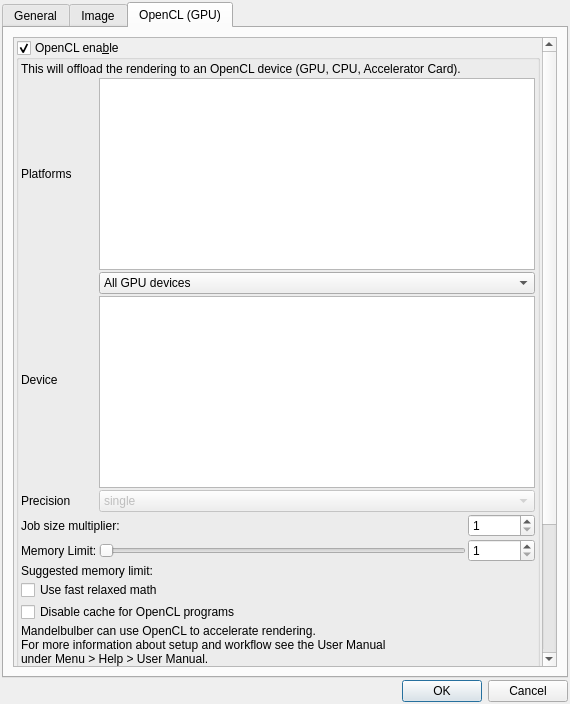
Above: mandelbulber2/qt/preferences_dialog.ui from buddhi1980/mandelbulber2 before the change. Below: the same form after it.
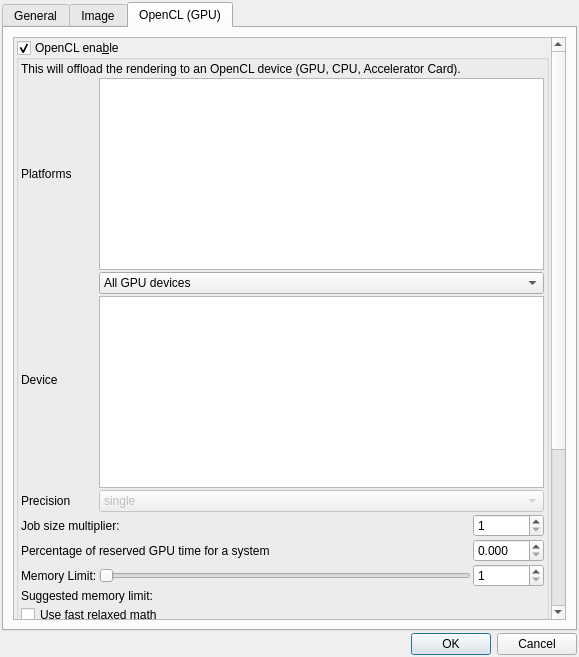
That is the form after the change. The open tabs and pages were chosen to show the change. Icons and pictures are not drawn. Custom widgets are drawn as their Qt base class.

Commit message: Added reservation of GPU time for the system

Patch:
```diff
--- a/mandelbulber2/qt/preferences_dialog.ui
+++ b/mandelbulber2/qt/preferences_dialog.ui
@@ -6,8 +6,8 @@
    <rect>
     <x>0</x>
     <y>0</y>
-    <width>570</width>
-    <height>704</height>
+    <width>579</width>
+    <height>657</height>
    </rect>
   </property>
   <property name="windowTitle">
@@ -1015,9 +1015,9 @@
           <property name="geometry">
            <rect>
             <x>0</x>
-            <y>-256</y>
-            <width>565</width>
-            <height>864</height>
+            <y>-228</y>
+            <width>437</width>
+            <height>856</height>
            </rect>
           </property>
           <layout class="QVBoxLayout" name="verticalLayout_OpenCL">
@@ -1065,6 +1065,9 @@
                 <property name="text">
                  <string>This will offload the rendering to an OpenCL device (GPU, CPU, Accelerator Card).</string>
                 </property>
+                <property name="wordWrap">
+                 <bool>true</bool>
+                </property>
                </widget>
               </item>
               <item>
@@ -1092,14 +1095,14 @@
                   </item>
                  </widget>
                 </item>
-                <item row="4" column="0">
+                <item row="5" column="0">
                  <widget class="QLabel" name="label_opencl_memory_limit">
                   <property name="text">
                    <string>Memory Limit:</string>
                   </property>
                  </widget>
                 </item>
-                <item row="4" column="1">
+                <item row="5" column="1">
                  <widget class="QSlider" name="sliderInt_opencl_memory_limit">
                   <property name="minimum">
                    <number>1</number>
@@ -1118,7 +1121,7 @@
                   </property>
                  </widget>
                 </item>
-                <item row="4" column="2">
+                <item row="5" column="2">
                  <widget class="MySpinBox" name="spinboxInt_opencl_memory_limit">
                   <property name="toolTip">
                    <string>&lt;html&gt;&lt;head/&gt;&lt;body&gt;&lt;p&gt;Memory limit for single memory buffer used by OpenCL programs.&lt;/p&gt;&lt;p&gt;It should be set not higher than suggested memory limit showed below.&lt;/p&gt;&lt;p&gt;If SSAO or DOF effects need more memory than limit, they will be rendered using CPU.&lt;/p&gt;&lt;p&gt;Higher memory limit can allow rendering SSAO and DOF effects using GPU at higher resolution, but program can produce errors or be unstable.&lt;/p&gt;&lt;/body&gt;&lt;/html&gt;</string>
@@ -1214,7 +1217,7 @@
                   </property>
                  </widget>
                 </item>
-                <item row="7" column="0" colspan="3">
+                <item row="8" column="0" colspan="3">
                  <widget class="MyCheckBox" name="checkBox_opencl_disable_build_cache">
                   <property name="toolTip">
                    <string>&lt;html&gt;&lt;head/&gt;&lt;body&gt;&lt;p&gt;It disables 'compute cache' used by NVidia driver. It is sometimes needed to use this option to refresh precompiled OpenCL programs after changing OpenCL source files (e.g. after upgrade of the program).&lt;/p&gt;&lt;/body&gt;&lt;/html&gt;</string>
@@ -1224,7 +1227,7 @@
                   </property>
                  </widget>
                 </item>
-                <item row="6" column="0" colspan="3">
+                <item row="7" column="0" colspan="3">
                  <widget class="MyCheckBox" name="checkBox_opencl_use_fast_relaxed_math">
                   <property name="toolTip">
                    <string>&lt;html&gt;&lt;head/&gt;&lt;body&gt;&lt;p&gt;It enables -cl-fast-relaxed-math OpenCL flag. It provides additional speed by removing some checks to the math operations like division by zero or Not-a-Number. In some cases it can lead to unpredictable results.&lt;/p&gt;&lt;p&gt;It is needed to restart the program to apply this option.&lt;/p&gt;&lt;/body&gt;&lt;/html&gt;</string>
@@ -1234,7 +1237,7 @@
                   </property>
                  </widget>
                 </item>
-                <item row="5" column="0" colspan="3">
+                <item row="6" column="0" colspan="3">
                  <widget class="QLabel" name="label_opencl_suggested_memory_limit">
                   <property name="text">
                    <string>Suggested memory limit:</string>
@@ -1264,12 +1267,59 @@
                   </property>
                  </widget>
                 </item>
+                <item row="4" column="0" colspan="2">
+                 <widget class="QLabel" name="label_opencl_memory_limit_3">
+                  <property name="text">
+                   <string>Percentage of reserved GPU time for a system</string>
+                  </property>
+                  <property name="wordWrap">
+                   <bool>true</bool>
+                  </property>
+                 </widget>
+                </item>
+                <item row="4" column="2">
+                 <widget class="MyDoubleSpinBox" name="spinbox_opencl_reserved_gpu_time">
+                  <property name="sizePolicy">
+                   <sizepolicy hsizetype="Minimum" vsizetype="Maximum">
+                    <horstretch>0</horstretch>
+                    <verstretch>0</verstretch>
+                   </sizepolicy>
+                  </property>
+                  <property name="toolTip">
+                   <string>&lt;html&gt;&lt;head/&gt;&lt;body&gt;&lt;p&gt;Percentage of GPU time which will be reserved for another processes like a system.&lt;/p&gt;&lt;p&gt;Higher value will generate longer wairs between launching next OpenCL jobs. During this time the system will have opportunity to update UI. It will cause reduction of rendering speed.&lt;/p&gt;&lt;/body&gt;&lt;/html&gt;</string>
+                  </property>
+                  <property name="prefix">
+                   <string/>
+                  </property>
+                  <property name="suffix">
+                   <string/>
+                  </property>
+                  <property name="decimals">
+                   <number>3</number>
+                  </property>
+                  <property name="minimum">
+                   <double>0.000000000000000</double>
+                  </property>
+                  <property name="maximum">
+                   <double>100.000000000000000</double>
+                  </property>
+                  <property name="singleStep">
+                   <double>0.100000000000000</double>
+                  </property>
+                  <property name="value">
+                   <double>0.000000000000000</double>
+                  </property>
+                 </widget>
+                </item>
                </layout>
               </item>
               <item>
                <widget class="QLabel" name="label_explanation_opencl_missing_features">
                 <property name="text">
-                 <string>&lt;html&gt;&lt;head/&gt;&lt;body&gt;&lt;p&gt;Mandelbulber can use OpenCL to accelerate rendering.&lt;br/&gt;For more information about setup and workflow see the User Manual&lt;br/&gt;under Menu &amp;gt; Help &amp;gt; User Manual.&lt;/p&gt;&lt;p&gt;OpenCL support is still alpha and lacks the following features&lt;br/&gt;present in the non-OpenCL mode:&lt;/p&gt;&lt;ul style=&quot;margin-top: 0px; margin-bottom: 0px; margin-left: 0px; margin-right: 0px; -qt-list-indent: 1;&quot;&gt;&lt;li style=&quot; margin-top:0px; margin-bottom:0px; margin-left:0px; margin-right:0px; -qt-block-indent:0; text-indent:0px;&quot;&gt;HDR blur&lt;/li&gt;&lt;li style=&quot; margin-top:0px; margin-bottom:0px; margin-left:0px; margin-right:0px; -qt-block-indent:0; text-indent:0px;&quot;&gt;stereoscopic images&lt;/li&gt;&lt;li style=&quot; margin-top:0px; margin-bottom:0px; margin-left:0px; margin-right:0px; -qt-block-indent:0; text-indent:0px;&quot;&gt;NetRender&lt;/li&gt;&lt;li style=&quot; margin-top:0px; margin-bottom:0px; margin-left:0px; margin-right:0px; -qt-block-indent:0; text-indent:0px;&quot;&gt;support for multiple GPUs&lt;/li&gt;&lt;li style=&quot; margin-top:0px; margin-bottom:0px; margin-left:0px; margin-right:0px; -qt-block-indent:0; text-indent:0px;&quot;&gt;anti-aliasing&lt;/li&gt;&lt;/ul&gt;&lt;/body&gt;&lt;/html&gt;</string>
+                 <string>&lt;html&gt;&lt;head/&gt;&lt;body&gt;&lt;p&gt;Mandelbulber can use OpenCL to accelerate rendering.&lt;br/&gt;For more information about setup and workflow see the User Manual&lt;br/&gt;under Menu &amp;gt; Help &amp;gt; User Manual.&lt;/p&gt;&lt;p&gt;OpenCL support is still alpha and lacks the following features&lt;br/&gt;present in the non-OpenCL mode:&lt;/p&gt;&lt;ul style=&quot;margin-top: 0px; margin-bottom: 0px; margin-left: 0px; margin-right: 0px; -qt-list-indent: 1;&quot;&gt;&lt;li style=&quot; margin-top:0px; margin-bottom:0px; margin-left:0px; margin-right:0px; -qt-block-indent:0; text-indent:0px;&quot;&gt;HDR blur&lt;/li&gt;&lt;li style=&quot; margin-top:0px; margin-bottom:0px; margin-left:0px; margin-right:0px; -qt-block-indent:0; text-indent:0px;&quot;&gt;stereoscopic images&lt;/li&gt;&lt;li style=&quot; margin-top:0px; margin-bottom:0px; margin-left:0px; margin-right:0px; -qt-block-indent:0; text-indent:0px;&quot;&gt;NetRender&lt;/li&gt;&lt;li style=&quot; margin-top:0px; margin-bottom:0px; margin-left:0px; margin-right:0px; -qt-block-indent:0; text-indent:0px;&quot;&gt;anti-aliasing&lt;/li&gt;&lt;/ul&gt;&lt;/body&gt;&lt;/html&gt;</string>
+                </property>
+                <property name="wordWrap">
+                 <bool>true</bool>
                 </property>
                </widget>
               </item>
```
Left out of the diff: 8 changed lines with no effect on the pictures. The commit also changes 6 other files.
